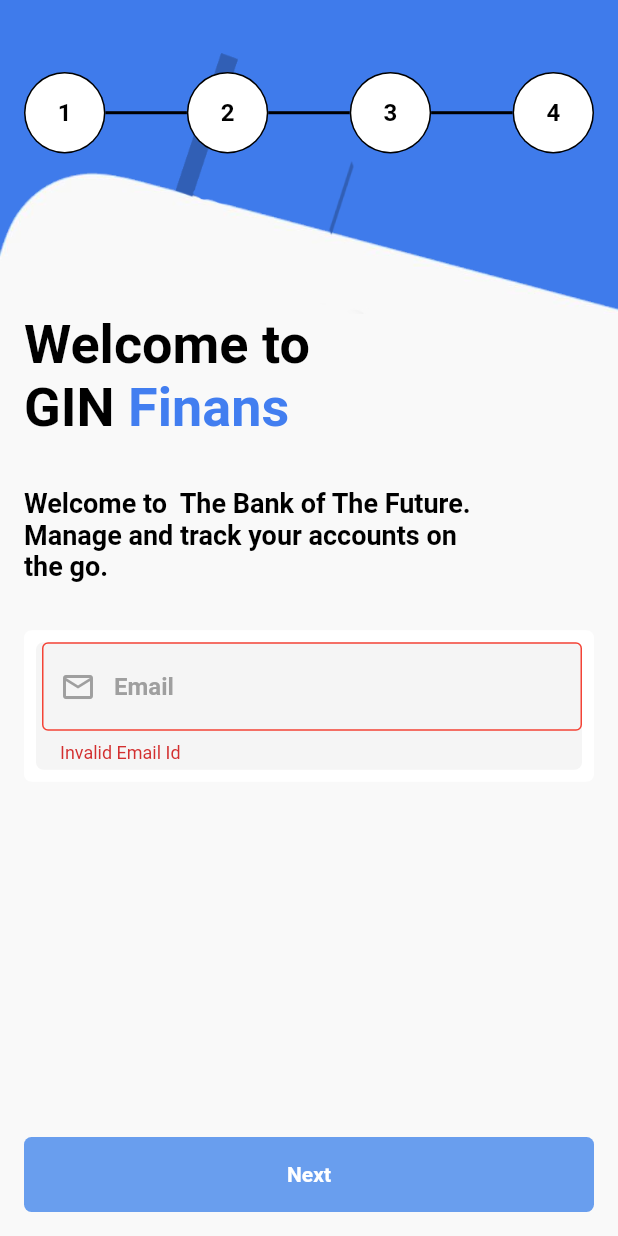
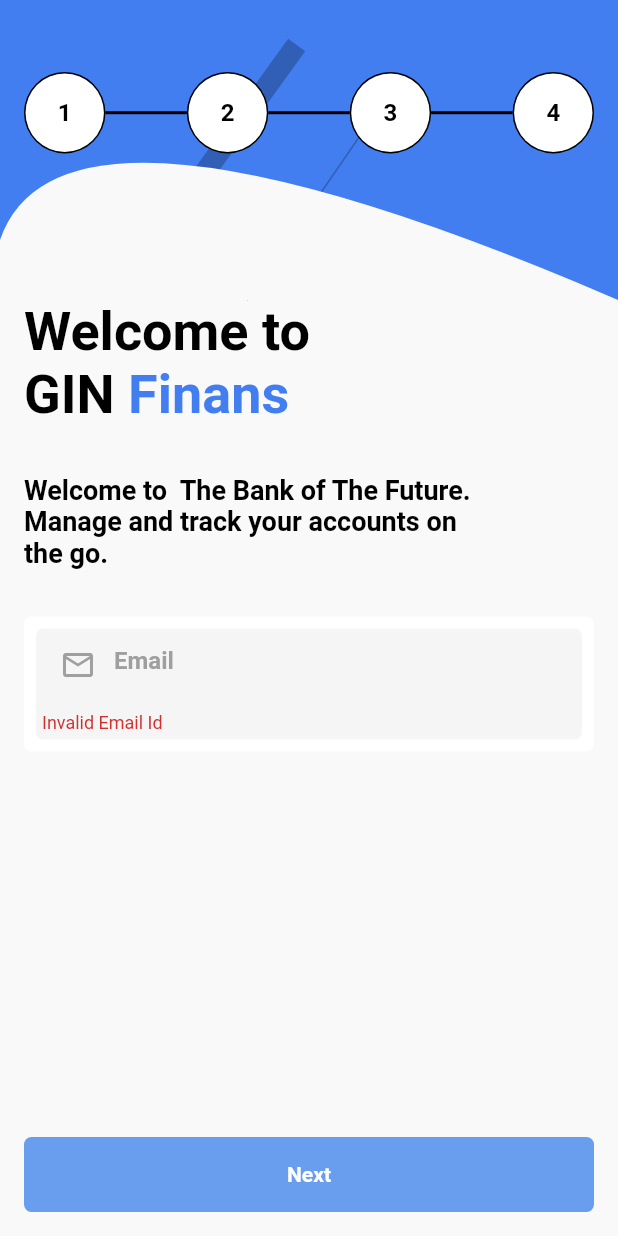
Before and after one commit to devloperAditya/flutter_demo, a Flutter app: the screen it shows after launch, after a tap on "Next", on a phone screen of 412 x 824 dp. Run offline on Flutter 3.47's test engine with Material 2 defaults, Android fonts, the phone set to English and light mode, and no system bars.

Commit message:
drawn shapes on homescreen(login screen) on canvas

```diff
--- a/lib/activities/HomeScreen.dart
+++ b/lib/activities/HomeScreen.dart
@@ -1,4 +1,5 @@
 import 'package:dkatalis_demo/Constants/Constants.dart';
+import 'package:dkatalis_demo/widgets/canvas/HomeScreenShapes.dart';
 import 'package:dkatalis_demo/activities/PasswordScreen.dart';
 import 'package:dkatalis_demo/widgets/CustomActionButton.dart';
 import 'package:dkatalis_demo/widgets/ProgressIndicatorMenu.dart';
@@ -33,9 +34,7 @@ class _HomeScreenState extends State<HomeScreen> {
             children: <Widget>[
               Stack(
                 children: <Widget>[
-                  Container(
-                    child: Image.asset("drawables/screen1image.png"),
-                  ),
+                  HomeScreenShapes(),
                   Padding(
                     padding: const EdgeInsets.only(left:16.0,right:16.0, top:48.0),
                     child: ProgressIndicatorMenu(0),
@@ -127,11 +126,6 @@ class _HomeScreenState extends State<HomeScreen> {
                                   },
                                   decoration: InputDecoration(
                                     errorText: validateEmail ? invalidEmailMessage : null,
-                                    errorBorder: OutlineInputBorder(
-                                      borderSide: BorderSide(
-                                          color: Colors.red
-                                      ),
-                                    ),
                                     prefixIcon: Icon(Icons.mail_outline,
                                     color: Constants.grey,),
                                     border: InputBorder.none,
--- /dev/null
+++ b/lib/widgets/canvas/HomeScreenShapes.dart
@@ -0,0 +1,14 @@
+import 'package:dkatalis_demo/widgets/canvas/HomescreenPainter.dart';
+import 'package:flutter/material.dart';
+
+class HomeScreenShapes extends StatelessWidget {
+  @override
+  Widget build(BuildContext context) {
+    return CustomPaint(
+      child: Container(
+        height: 200.0,
+      ),
+      painter: HomeScreenPainter(),
+    );
+  }
+}
--- /dev/null
+++ b/lib/widgets/canvas/HomescreenPainter.dart
@@ -0,0 +1,59 @@
+import 'package:dkatalis_demo/Constants/Constants.dart';
+import 'package:flutter/cupertino.dart';
+import 'package:flutter/material.dart';
+
+class HomeScreenPainter extends CustomPainter {
+  @override
+  void paint(Canvas canvas, Size size) {
+    Paint paint = Paint()
+      ..color = Constants.primaryBlueColor
+      ..style = PaintingStyle.fill;
+    Rect rect = Rect.fromLTWH(0, 0, size.width, size.height);
+    canvas.drawRect(rect, paint);
+
+
+
+    Path path = Path();
+    path.moveTo(size.width * 0.4 , size.height);
+    path.lineTo(size.width* 0.6, size.height *0.4);
+
+    paint = Paint()
+      ..color = Color.fromRGBO(49, 95, 181, 1.0)
+      ..style = PaintingStyle.stroke
+      ..strokeWidth = 1.0;
+    canvas.drawPath(path, paint);
+
+
+
+
+    paint = Paint()
+      ..color = Color.fromRGBO(49, 95, 181, 1.0)
+      ..style = PaintingStyle.stroke
+      ..strokeWidth = 14.0;
+
+    path = Path();
+    path.moveTo(size.width * 0.2 , size.height *0.95);
+    path.lineTo(size.width* 0.48, size.height *0.15);
+
+    canvas.drawPath(path, paint);
+
+
+    paint = Paint()
+      ..color = Constants.homescreenBackground
+      ..style = PaintingStyle.fill;
+
+    path = Path();
+    path.moveTo(0, size.height);
+    path.lineTo(0, size.height * 0.8);
+    path.quadraticBezierTo(size.width * 0.1, size.height *0.2, size.width, size.height);
+    canvas.drawPath(path, paint);
+
+  }
+
+  @override
+  bool shouldRepaint(CustomPainter oldDelegate) {
+    // TODO: implement shouldRepaint
+    return oldDelegate != this;
+  }
+
+}
```
Also changed, not shown: drawables/screen1image.png (deleted).
